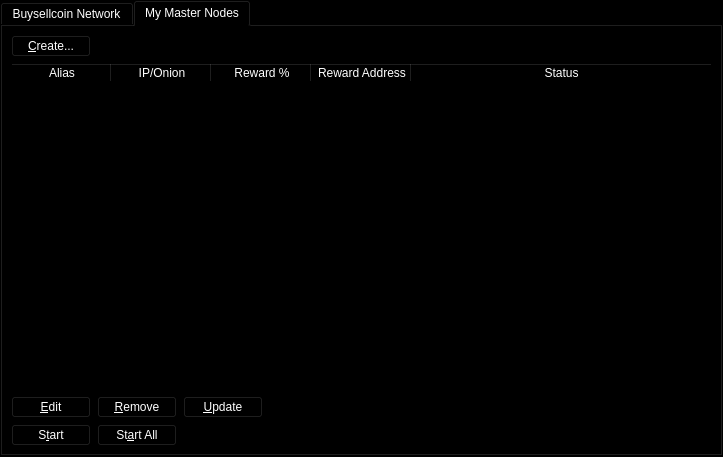
This is src/qt/forms/masternodemanager.ui in LordSoylent/buysellcoin as Qt 5 draws it before an edit. The edited form follows.
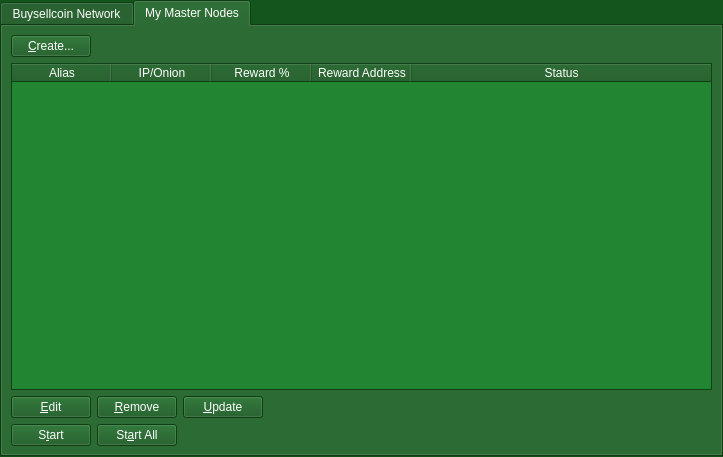
This is the edited form.

Commit message: mn table view

Patch:
```diff
--- a/src/qt/forms/masternodemanager.ui
+++ b/src/qt/forms/masternodemanager.ui
@@ -25,45 +25,45 @@
      <colorrole role="Button">
       <brush brushstyle="SolidPattern">
        <color alpha="255">
-        <red>0</red>
-        <green>0</green>
-        <blue>0</blue>
+        <red>19</red>
+        <green>85</green>
+        <blue>28</blue>
        </color>
       </brush>
      </colorrole>
      <colorrole role="Light">
       <brush brushstyle="SolidPattern">
        <color alpha="255">
-        <red>0</red>
-        <green>0</green>
-        <blue>0</blue>
+        <red>28</red>
+        <green>127</green>
+        <blue>42</blue>
        </color>
       </brush>
      </colorrole>
      <colorrole role="Midlight">
       <brush brushstyle="SolidPattern">
        <color alpha="255">
-        <red>0</red>
-        <green>0</green>
-        <blue>0</blue>
+        <red>23</red>
+        <green>106</green>
+        <blue>35</blue>
        </color>
       </brush>
      </colorrole>
      <colorrole role="Dark">
       <brush brushstyle="SolidPattern">
        <color alpha="255">
-        <red>0</red>
-        <green>0</green>
-        <blue>0</blue>
+        <red>9</red>
+        <green>42</green>
+        <blue>14</blue>
        </color>
       </brush>
      </colorrole>
      <colorrole role="Mid">
       <brush brushstyle="SolidPattern">
        <color alpha="255">
-        <red>0</red>
-        <green>0</green>
-        <blue>0</blue>
+        <red>12</red>
+        <green>56</green>
+        <blue>18</blue>
        </color>
       </brush>
      </colorrole>
@@ -106,9 +106,9 @@
      <colorrole role="Window">
       <brush brushstyle="SolidPattern">
        <color alpha="255">
-        <red>0</red>
-        <green>0</green>
-        <blue>0</blue>
+        <red>19</red>
+        <green>85</green>
+        <blue>28</blue>
        </color>
       </brush>
      </colorrole>
@@ -124,9 +124,9 @@
      <colorrole role="AlternateBase">
       <brush brushstyle="SolidPattern">
        <color alpha="255">
-        <red>0</red>
-        <green>0</green>
-        <blue>0</blue>
+        <red>9</red>
+        <green>42</green>
+        <blue>14</blue>
        </color>
       </brush>
      </colorrole>
@@ -162,45 +162,45 @@
      <colorrole role="Button">
       <brush brushstyle="SolidPattern">
        <color alpha="255">
-        <red>0</red>
-        <green>0</green>
-        <blue>0</blue>
+        <red>19</red>
+        <green>85</green>
+        <blue>28</blue>
        </color>
       </brush>
      </colorrole>
      <colorrole role="Light">
       <brush brushstyle="SolidPattern">
        <color alpha="255">
-        <red>0</red>
-        <green>0</green>
-        <blue>0</blue>
+        <red>28</red>
+        <green>127</green>
+        <blue>42</blue>
        </color>
       </brush>
      </colorrole>
      <colorrole role="Midlight">
       <brush brushstyle="SolidPattern">
        <color alpha="255">
-        <red>0</red>
-        <green>0</green>
-        <blue>0</blue>
+        <red>23</red>
+        <green>106</green>
+        <blue>35</blue>
        </color>
       </brush>
      </colorrole>
      <colorrole role="Dark">
       <brush brushstyle="SolidPattern">
        <color alpha="255">
-        <red>0</red>
-        <green>0</green>
-        <blue>0</blue>
+        <red>9</red>
+        <green>42</green>
+        <blue>14</blue>
        </color>
       </brush>
      </colorrole>
      <colorrole role="Mid">
       <brush brushstyle="SolidPattern">
        <color alpha="255">
-        <red>0</red>
-        <green>0</green>
-        <blue>0</blue>
+        <red>12</red>
+        <green>56</green>
+        <blue>18</blue>
        </color>
       </brush>
      </colorrole>
@@ -243,9 +243,9 @@
      <colorrole role="Window">
       <brush brushstyle="SolidPattern">
        <color alpha="255">
-        <red>0</red>
-        <green>0</green>
-        <blue>0</blue>
+        <red>19</red>
+        <green>85</green>
+        <blue>28</blue>
        </color>
       </brush>
      </colorrole>
@@ -261,9 +261,9 @@
      <colorrole role="AlternateBase">
       <brush brushstyle="SolidPattern">
        <color alpha="255">
-        <red>0</red>
-        <green>0</green>
-        <blue>0</blue>
+        <red>9</red>
+        <green>42</green>
+        <blue>14</blue>
        </color>
       </brush>
      </colorrole>
@@ -290,63 +290,63 @@
      <colorrole role="WindowText">
       <brush brushstyle="SolidPattern">
        <color alpha="255">
-        <red>0</red>
-        <green>0</green>
-        <blue>0</blue>
+        <red>9</red>
+        <green>42</green>
+        <blue>14</blue>
        </color>
       </brush>
      </colorrole>
      <colorrole role="Button">
       <brush brushstyle="SolidPattern">
        <color alpha="255">
-        <red>0</red>
-        <green>0</green>
-        <blue>0</blue>
+        <red>19</red>
+        <green>85</green>
+        <blue>28</blue>
        </color>
       </brush>
      </colorrole>
      <colorrole role="Light">
       <brush brushstyle="SolidPattern">
        <color alpha="255">
-        <red>0</red>
-        <green>0</green>
-        <blue>0</blue>
+        <red>28</red>
+        <green>127</green>
+        <blue>42</blue>
        </color>
       </brush>
      </colorrole>
      <colorrole role="Midlight">
       <brush brushstyle="SolidPattern">
        <color alpha="255">
-        <red>0</red>
-        <green>0</green>
-        <blue>0</blue>
+        <red>23</red>
+        <green>106</green>
+        <blue>35</blue>
        </color>
       </brush>
      </colorrole>
      <colorrole role="Dark">
       <brush brushstyle="SolidPattern">
        <color alpha="255">
-        <red>0</red>
-        <green>0</green>
-        <blue>0</blue>
+        <red>9</red>
+        <green>42</green>
+        <blue>14</blue>
        </color>
       </brush>
      </colorrole>
      <colorrole role="Mid">
       <brush brushstyle="SolidPattern">
        <color alpha="255">
-        <red>0</red>
-        <green>0</green>
-        <blue>0</blue>
+        <red>12</red>
+        <green>56</green>
+        <blue>18</blue>
        </color>
       </brush>
      </colorrole>
      <colorrole role="Text">
       <brush brushstyle="SolidPattern">
        <color alpha="255">
-        <red>0</red>
-        <green>0</green>
-        <blue>0</blue>
+        <red>9</red>
+        <green>42</green>
+        <blue>14</blue>
        </color>
       </brush>
      </colorrole>
@@ -362,27 +362,27 @@
      <colorrole role="ButtonText">
       <brush brushstyle="SolidPattern">
        <color alpha="255">
-        <red>0</red>
-        <green>0</green>
-        <blue>0</blue>
+        <red>9</red>
+        <green>42</green>
+        <blue>14</blue>
        </color>
       </brush>
      </colorrole>
      <colorrole role="Base">
       <brush brushstyle="SolidPattern">
        <color alpha="255">
-        <red>0</red>
-        <green>0</green>
-        <blue>0</blue>
+        <red>19</red>
+        <green>85</green>
+        <blue>28</blue>
        </color>
       </brush>
      </colorrole>
      <colorrole role="Window">
       <brush brushstyle="SolidPattern">
        <color alpha="255">
-        <red>0</red>
-        <green>0</green>
-        <blue>0</blue>
+        <red>19</red>
+        <green>85</green>
+        <blue>28</blue>
        </color>
       </brush>
      </colorrole>
@@ -398,9 +398,9 @@
      <colorrole role="AlternateBase">
       <brush brushstyle="SolidPattern">
        <color alpha="255">
-        <red>0</red>
-        <green>0</green>
-        <blue>0</blue>
+        <red>19</red>
+        <green>85</green>
+        <blue>28</blue>
        </color>
       </brush>
      </colorrole>
@@ -583,6 +583,70 @@
                <height>0</height>
               </size>
              </property>
+             <property name="palette">
+              <palette>
+               <active>
+                <colorrole role="Base">
+                 <brush brushstyle="SolidPattern">
+                  <color alpha="255">
+                   <red>34</red>
+                   <green>133</green>
+                   <blue>50</blue>
+                  </color>
+                 </brush>
+                </colorrole>
+                <colorrole role="AlternateBase">
+                 <brush brushstyle="SolidPattern">
+                  <color alpha="255">
+                   <red>30</red>
+                   <green>90</green>
+                   <blue>39</blue>
+                  </color>
+                 </brush>
+                </colorrole>
+               </active>
+               <inactive>
+                <colorrole role="Base">
+                 <brush brushstyle="SolidPattern">
+                  <color alpha="255">
+                   <red>34</red>
+                   <green>133</green>
+                   <blue>50</blue>
+                  </color>
+                 </brush>
+                </colorrole>
+                <colorrole role="AlternateBase">
+                 <brush brushstyle="SolidPattern">
+                  <color alpha="255">
+                   <red>30</red>
+                   <green>90</green>
+                   <blue>39</blue>
+                  </color>
+                 </brush>
+                </colorrole>
+               </inactive>
+               <disabled>
+                <colorrole role="Base">
+                 <brush brushstyle="SolidPattern">
+                  <color alpha="255">
+                   <red>19</red>
+                   <green>85</green>
+                   <blue>28</blue>
+                  </color>
+                 </brush>
+                </colorrole>
+                <colorrole role="AlternateBase">
+                 <brush brushstyle="SolidPattern">
+                  <color alpha="255">
+                   <red>30</red>
+                   <green>90</green>
+                   <blue>39</blue>
+                  </color>
+                 </brush>
+                </colorrole>
+               </disabled>
+              </palette>
+             </property>
              <property name="editTriggers">
               <set>QAbstractItemView::NoEditTriggers</set>
              </property>
```
The commit also changes 1 other file.
